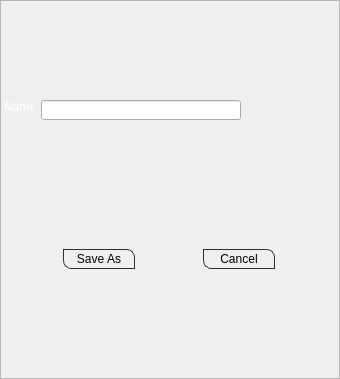
Qt form bin/data/ui/ogrescripteditor.ui (realXtend/tundra) before a commit.
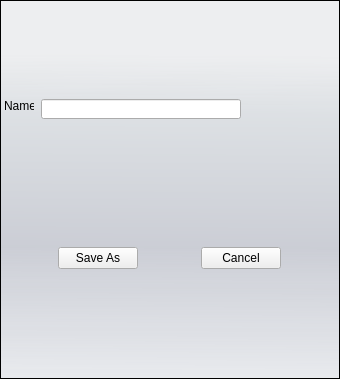
The same form after that commit.

Commit message: AvatarEditor: Had to apply one space before tab name due to clipping issues, doesent affect code/functionality. Comms: disabled "hide" so user wont lose gui forever UI updates: * All the rest scene widgets themed now. And applied sane layouts/rearraged things * World main panel hover now more functional. Buttons more centered and clip issues removed * Lots of general tweaking

Patch:
```diff
--- a/bin/data/ui/ogrescripteditor.ui
+++ b/bin/data/ui/ogrescripteditor.ui
@@ -11,39 +11,13 @@
    </rect>
   </property>
   <property name="styleSheet">
-   <string>
-   /* Containers */
-    QWidget#mainWidget {
-        background-color: qconicalgradient(cx:0, cy:1, angle:277.2, stop:0.267045 rgba(0, 169, 255, 255),
-            stop:0.465909 rgba(0, 0, 0, 255));
-    }
+   <string notr="true">QWidget#mainWidget {
+	background-color: none;
+}
 
-    QLabel {
-        color: rgb(255,255,255);
-    }
-
-    /* QPUSHBUTTON */
-    QPushButton {
-        color: rgb(0, 0, 0);
-        min-width: 60px;
-        font-size: 12px;
-        border: 1px solid;
-        border-color: rgb(48, 48, 48);
-        border-radius: 8px;
-        border-top-left-radius: 0px;
-        border-bottom-right-radius: 0px;
-        padding: 2px 5px;
-        background-color: qlineargradient(spread:pad, x1:0.488636, y1:0.273, x2:0.511, y2:1,
-            stop:0 rgba(0, 0, 0, 50), stop:1 rgba(207, 207, 207, 100));
-    }
-
-    QPushButton:hover {
-        border-color: rgba(0, 0, 0, 255);
-        color: rgb(0,0,0);
-        background-color: qlineargradient(spread:pad, x1:0.488636, y1:0.273, x2:0.511, y2:1,
-            stop:0 rgba(0, 169, 255, 255), stop:1 rgba(0, 0, 0, 50));
-    }
-    </string>
+QFrame#MainFrame {
+	background-color: qlineargradient(spread:pad, x1:0.006, y1:0, x2:0, y2:1, stop:0.142045 rgba(229, 234, 243, 50), stop:0.295455 rgba(209, 215, 221, 150), stop:0.65 rgba(179, 183, 196, 150), stop:1 rgba(222, 227, 236, 100));
+}</string>
   </property>
   <layout class="QHBoxLayout" name="horizontalLayout">
    <property name="spacing">
@@ -99,10 +73,8 @@
             </sizepolicy>
            </property>
            <property name="styleSheet">
-            <string>
-            color: rgb(255, 255, 255);
-            padding-bottom: 3px;
-            background-color: rgba(255, 255, 255, 0);
+            <string notr="true">padding-bottom: 3px;
+background-color: rgba(255, 255, 255, 0);
           </string>
            </property>
            <property name="text">
```
The commit also changes 18 other files.
